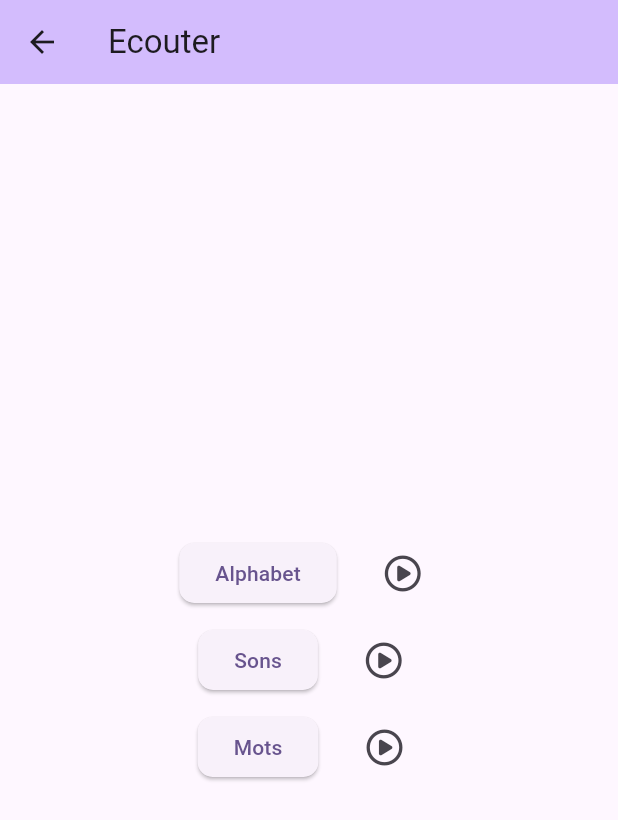
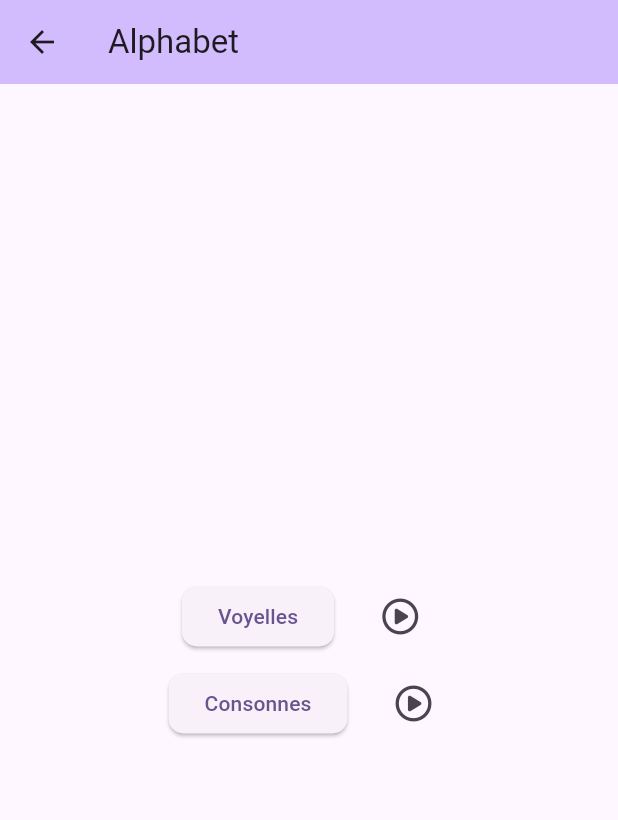
Before and after one commit to loloof64/EntrainementLecture, a Flutter app: the ListenMenuScreen screen opened directly, after a tap on "Alphabet", on a phone screen of 412 x 824 dp. Shown: the top 820 px of the screen. Run offline on Flutter 3.47's test engine with Material 2 defaults, Android fonts, the light colour scheme and no system bars; our stand-ins replace font_awesome_flutter; missing offline and left inert: minisound.

Commit message:
set up alphabet menu screen

```diff
--- /dev/null
+++ b/lib/screens/alphabet_menu.dart
@@ -0,0 +1,35 @@
+import 'package:entrainement_lecture/commons.dart';
+import 'package:entrainement_lecture/widgets/menu_button.dart';
+import 'package:flutter/material.dart';
+
+class AlphabetMenuScreen extends StatelessWidget {
+  const AlphabetMenuScreen({super.key});
+
+  @override
+  Widget build(BuildContext context) {
+    return Scaffold(
+      appBar: AppBar(
+        backgroundColor: Theme.of(context).colorScheme.inversePrimary,
+        title: const Text('Alphabet'),
+      ),
+      body: Column(
+        mainAxisAlignment: MainAxisAlignment.center,
+        children: [
+          MenuButtonWidget(
+            caption: 'Voyelles',
+            soundAssetPath: 'assets/sounds/voyelle.mp3',
+            onNavigation: () {},
+          ),
+          const SizedBox(
+            height: menusVerticalGap,
+          ),
+          MenuButtonWidget(
+            caption: 'Consonnes',
+            soundAssetPath: 'assets/sounds/consonne.mp3',
+            onNavigation: () {},
+          ),
+        ],
+      ),
+    );
+  }
+}
--- a/lib/screens/listen_menu.dart
+++ b/lib/screens/listen_menu.dart
@@ -1,4 +1,5 @@
 import 'package:entrainement_lecture/commons.dart';
+import 'package:entrainement_lecture/screens/alphabet_menu.dart';
 import 'package:entrainement_lecture/widgets/menu_button.dart';
 import 'package:flutter/material.dart';
 
@@ -18,7 +19,11 @@ class ListenMenuScreen extends StatelessWidget {
           MenuButtonWidget(
             caption: 'Alphabet',
             soundAssetPath: 'assets/sounds/alphabet.mp3',
-            onNavigation: () {},
+            onNavigation: () {
+              Navigator.of(context).push(MaterialPageRoute(builder: (ctx2) {
+                return const AlphabetMenuScreen();
+              }),);
+            },
           ),
           const SizedBox(
             height: menusVerticalGap,
```
